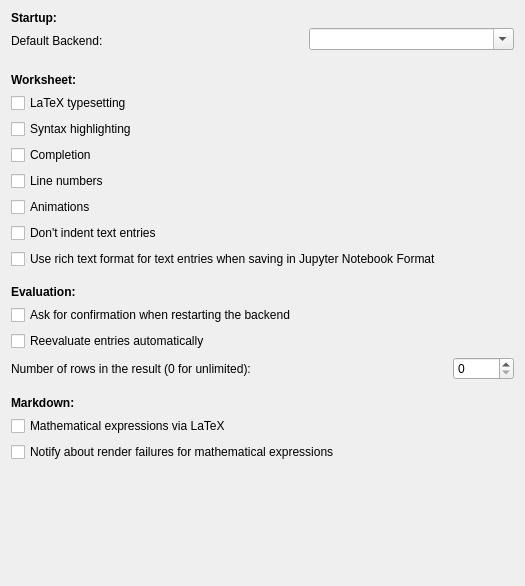
The window that src/settings.ui (KDE/cantor) describes before a commit, drawn with Qt 5.
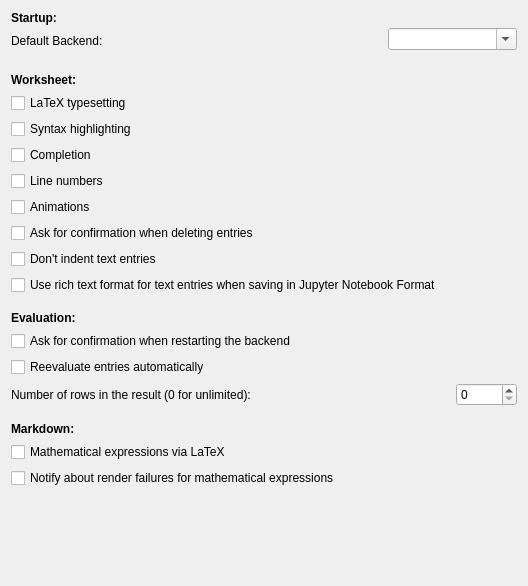
The same window after the commit. Custom widgets are drawn as their Qt base class.

Commit message:
New option to decide whether the user should be asked for confirmation when an entry is being deleted.
FIXED-IN: 23.03

What changed in the file:
```diff
--- a/src/settings.ui
+++ b/src/settings.ui
@@ -6,11 +6,47 @@
    <rect>
     <x>0</x>
     <y>0</y>
-    <width>525</width>
+    <width>528</width>
     <height>586</height>
    </rect>
   </property>
   <layout class="QGridLayout" name="gridLayout">
+   <item row="13" column="0">
+    <widget class="QLabel" name="label_4">
+     <property name="font">
+      <font>
+       <weight>75</weight>
+       <bold>true</bold>
+      </font>
+     </property>
+     <property name="text">
+      <string>Evaluation:</string>
+     </property>
+    </widget>
+   </item>
+   <item row="21" column="0">
+    <spacer name="verticalSpacer">
+     <property name="orientation">
+      <enum>Qt::Vertical</enum>
+     </property>
+     <property name="sizeHint" stdset="0">
+      <size>
+       <width>20</width>
+       <height>40</height>
+      </size>
+     </property>
+    </spacer>
+   </item>
+   <item row="6" column="0">
+    <widget class="QCheckBox" name="kcfg_CompletionDefault">
+     <property name="toolTip">
+      <string>Enable syntax completion</string>
+     </property>
+     <property name="text">
+      <string>Completion</string>
+     </property>
+    </widget>
+   </item>
    <item row="0" column="0">
     <widget class="QLabel" name="label_2">
      <property name="font">
@@ -34,45 +70,16 @@
      </property>
     </widget>
    </item>
-   <item row="1" column="1" colspan="2">
-    <spacer name="horizontalSpacer">
-     <property name="orientation">
-      <enum>Qt::Horizontal</enum>
+   <item row="16" column="5">
+    <widget class="QSpinBox" name="kcfg_VisibleLinesLimit">
+     <property name="toolTip">
+      <string>Maximal number of visible rows in the result of a command entry. Use 0 to work without limitations.</string>
      </property>
-     <property name="sizeHint" stdset="0">
-      <size>
-       <width>188</width>
-       <height>20</height>
-      </size>
+     <property name="maximum">
+      <number>10000</number>
      </property>
-    </spacer>
-   </item>
-   <item row="2" column="2">
-    <spacer name="verticalSpacer_3">
-     <property name="orientation">
-      <enum>Qt::Vertical</enum>
-     </property>
-     <property name="sizeType">
-      <enum>QSizePolicy::Fixed</enum>
-     </property>
-     <property name="sizeHint" stdset="0">
-      <size>
-       <width>20</width>
-       <height>10</height>
-      </size>
-     </property>
-    </spacer>
-   </item>
-   <item row="3" column="0">
-    <widget class="QLabel" name="label_3">
-     <property name="font">
-      <font>
-       <weight>75</weight>
-       <bold>true</bold>
-      </font>
-     </property>
-     <property name="text">
-      <string>Worksheet:</string>
+     <property name="value">
+      <number>0</number>
      </property>
     </widget>
    </item>
@@ -86,35 +93,41 @@
      </property>
     </widget>
    </item>
-   <item row="5" column="0" colspan="2">
-    <widget class="QCheckBox" name="kcfg_HighlightDefault">
+   <item row="16" column="0" colspan="4">
+    <widget class="QLabel" name="VisibleLinesLimit_label">
      <property name="toolTip">
-      <string>Enable syntax highlighting</string>
+      <string/>
      </property>
      <property name="text">
-      <string>Syntax highlighting</string>
+      <string>Number of rows in the result (0 for unlimited):</string>
      </property>
     </widget>
    </item>
-   <item row="6" column="0">
-    <widget class="QCheckBox" name="kcfg_CompletionDefault">
+   <item row="0" column="3" rowspan="3" colspan="3">
+    <widget class="KComboBox" name="kcfg_DefaultBackend">
      <property name="toolTip">
-      <string>Enable syntax completion</string>
+      <string>Create a new worksheet for the selected backend system. If none is selected, the user is asked about which system to use on startup.</string>
      </property>
-     <property name="text">
-      <string>Completion</string>
+     <property name="editable">
+      <bool>true</bool>
      </property>
     </widget>
    </item>
-   <item row="7" column="0">
-    <widget class="QCheckBox" name="kcfg_ExpressionNumberingDefault">
-     <property name="toolTip">
-      <string>Show line numbers</string>
+   <item row="2" column="2">
+    <spacer name="verticalSpacer_3">
+     <property name="orientation">
+      <enum>Qt::Vertical</enum>
      </property>
-     <property name="text">
-      <string>Line numbers</string>
+     <property name="sizeType">
+      <enum>QSizePolicy::Fixed</enum>
      </property>
-    </widget>
+     <property name="sizeHint" stdset="0">
+      <size>
+       <width>20</width>
+       <height>10</height>
+      </size>
+     </property>
+    </spacer>
    </item>
    <item row="8" column="0">
     <widget class="QCheckBox" name="kcfg_AnimationDefault">
@@ -126,63 +139,30 @@
      </property>
     </widget>
    </item>
-   <item row="9" column="0" colspan="3">
-    <widget class="QCheckBox" name="kcfg_UseOldCantorEntriesIndent">
-     <property name="toolTip">
-      <string>If enabled, text entries are aligned at the worksheet border and not at the prompt border</string>
-     </property>
-     <property name="text">
-      <string>Don't indent text entries</string>
-     </property>
-    </widget>
-   </item>
-   <item row="10" column="0" colspan="6">
-    <widget class="QCheckBox" name="kcfg_StoreTextEntryFormatting">
-     <property name="text">
-      <string>Use rich text format for text entries when saving in Jupyter Notebook Format</string>
-     </property>
-    </widget>
-   </item>
-   <item row="11" column="1">
-    <spacer name="verticalSpacer_2">
+   <item row="16" column="4">
+    <spacer name="horizontalSpacer_2">
      <property name="orientation">
-      <enum>Qt::Vertical</enum>
-     </property>
-     <property name="sizeType">
-      <enum>QSizePolicy::Fixed</enum>
+      <enum>Qt::Horizontal</enum>
      </property>
      <property name="sizeHint" stdset="0">
       <size>
-       <width>20</width>
-       <height>10</height>
+       <width>92</width>
+       <height>20</height>
       </size>
      </property>
     </spacer>
    </item>
-   <item row="12" column="0">
-    <widget class="QLabel" name="label_4">
-     <property name="font">
-      <font>
-       <weight>75</weight>
-       <bold>true</bold>
-      </font>
-     </property>
-     <property name="text">
-      <string>Evaluation:</string>
-     </property>
-    </widget>
-   </item>
-   <item row="13" column="0" colspan="4">
-    <widget class="QCheckBox" name="kcfg_WarnAboutSessionRestart">
+   <item row="19" column="0" colspan="3">
+    <widget class="QCheckBox" name="kcfg_EmbeddedMathDefault">
      <property name="toolTip">
-      <string>If enabled, the user will be asked for confirmation prior to restarting the backend system</string>
+      <string>Enable LaTeX typesetting for mathematical expressions in Markdown entries</string>
      </property>
      <property name="text">
-      <string>Ask for confirmation when restarting the backend</string>
+      <string>Mathematical expressions via LaTeX</string>
      </property>
     </widget>
    </item>
-   <item row="14" column="0" colspan="3">
+   <item row="15" column="0" colspan="3">
     <widget class="QCheckBox" name="kcfg_AutoEval">
      <property name="toolTip">
       <string>If enabled, all entries below the current one will be evaluated automatically</string>
@@ -192,43 +172,20 @@
      </property>
     </widget>
    </item>
-   <item row="15" column="0" colspan="4">
-    <widget class="QLabel" name="VisibleLinesLimit_label">
-     <property name="toolTip">
-      <string/>
+   <item row="3" column="0">
+    <widget class="QLabel" name="label_3">
+     <property name="font">
+      <font>
+       <weight>75</weight>
+       <bold>true</bold>
+      </font>
      </property>
      <property name="text">
-      <string>Number of rows in the result (0 for unlimited):</string>
+      <string>Worksheet:</string>
      </property>
     </widget>
    </item>
-   <item row="15" column="4">
-    <spacer name="horizontalSpacer_2">
-     <property name="orientation">
-      <enum>Qt::Horizontal</enum>
-     </property>
-     <property name="sizeHint" stdset="0">
-      <size>
-       <width>92</width>
-       <height>20</height>
-      </size>
-     </property>
-    </spacer>
-   </item>
-   <item row="15" column="5">
-    <widget class="QSpinBox" name="kcfg_VisibleLinesLimit">
-     <property name="toolTip">
-      <string>Maximal number of visible rows in the result of a command entry. Use 0 to work without limitations.</string>
-     </property>
-     <property name="maximum">
-      <number>10000</number>
-     </property>
-     <property name="value">
-      <number>0</number>
-     </property>
-    </widget>
-   </item>
-   <item row="16" column="1">
+   <item row="17" column="1">
     <spacer name="verticalSpacer_4">
      <property name="orientation">
       <enum>Qt::Vertical</enum>
@@ -244,7 +201,30 @@
      </property>
     </spacer>
    </item>
-   <item row="17" column="0">
+   <item row="12" column="1">
+    <spacer name="verticalSpacer_2">
+     <property name="orientation">
+      <enum>Qt::Vertical</enum>
+     </property>
+     <property name="sizeType">
+      <enum>QSizePolicy::Fixed</enum>
+     </property>
+     <property name="sizeHint" stdset="0">
+      <size>
+       <width>20</width>
+       <height>10</height>
+      </size>
+     </property>
+    </spacer>
+   </item>
+   <item row="11" column="0" colspan="6">
+    <widget class="QCheckBox" name="kcfg_StoreTextEntryFormatting">
+     <property name="text">
+      <string>Use rich text format for text entries when saving in Jupyter Notebook Format</string>
+     </property>
+    </widget>
+   </item>
+   <item row="18" column="0">
     <widget class="QLabel" name="label_5">
      <property name="font">
       <font>
@@ -257,43 +237,70 @@
      </property>
     </widget>
    </item>
-   <item row="18" column="0" colspan="3">
-    <widget class="QCheckBox" name="kcfg_EmbeddedMathDefault">
+   <item row="10" column="0" colspan="3">
+    <widget class="QCheckBox" name="kcfg_UseOldCantorEntriesIndent">
      <property name="toolTip">
-      <string>Enable LaTeX typesetting for mathematical expressions in Markdown entries</string>
+      <string>If enabled, text entries are aligned at the worksheet border and not at the prompt border</string>
      </property>
      <property name="text">
-      <string>Mathematical expressions via LaTeX</string>
+      <string>Don't indent text entries</string>
      </property>
     </widget>
    </item>
-   <item row="19" column="0" colspan="5">
+   <item row="1" column="1" colspan="2">
+    <spacer name="horizontalSpacer">
+     <property name="orientation">
+      <enum>Qt::Horizontal</enum>
+     </property>
+     <property name="sizeHint" stdset="0">
+      <size>
+       <width>188</width>
+       <height>20</height>
+      </size>
+     </property>
+    </spacer>
+   </item>
+   <item row="14" column="0" colspan="4">
+    <widget class="QCheckBox" name="kcfg_WarnAboutSessionRestart">
+     <property name="toolTip">
+      <string>If enabled, the user will be asked for confirmation prior to restarting the backend system</string>
+     </property>
+     <property name="text">
+      <string>Ask for confirmation when restarting the backend</string>
+     </property>
+    </widget>
+   </item>
+   <item row="20" column="0" colspan="5">
     <widget class="QCheckBox" name="kcfg_ShowMathRenderError">
      <property name="text">
       <string>Notify about render failures for mathematical expressions</string>
      </property>
     </widget>
    </item>
-   <item row="20" column="0">
-    <spacer name="verticalSpacer">
-     <property name="orientation">
-      <enum>Qt::Vertical</enum>
+   <item row="7" column="0">
+    <widget class="QCheckBox" name="kcfg_ExpressionNumberingDefault">
+     <property name="toolTip">
+      <string>Show line numbers</string>
      </property>
-     <property name="sizeHint" stdset="0">
-      <size>
-       <width>20</width>
-       <height>40</height>
-      </size>
+     <property name="text">
+      <string>Line numbers</string>
      </property>
-    </spacer>
+    </widget>
    </item>
-   <item row="0" column="3" rowspan="3" colspan="3">
-    <widget class="KComboBox" name="kcfg_DefaultBackend">
+   <item row="5" column="0" colspan="2">
+    <widget class="QCheckBox" name="kcfg_HighlightDefault">
      <property name="toolTip">
-      <string>Create a new worksheet for the selected backend system. If none is selected, the user is asked about which system to use on startup.</string>
+      <string>Enable syntax highlighting</string>
      </property>
-     <property name="editable">
-      <bool>true</bool>
+     <property name="text">
+      <string>Syntax highlighting</string>
+     </property>
+    </widget>
+   </item>
+   <item row="9" column="0">
+    <widget class="QCheckBox" name="kcfg_WarnAboutEntryDelete">
+     <property name="text">
+      <string>Ask for confirmation when deleting entries</string>
      </property>
     </widget>
    </item>
```
The commit also changes 1 other file.
